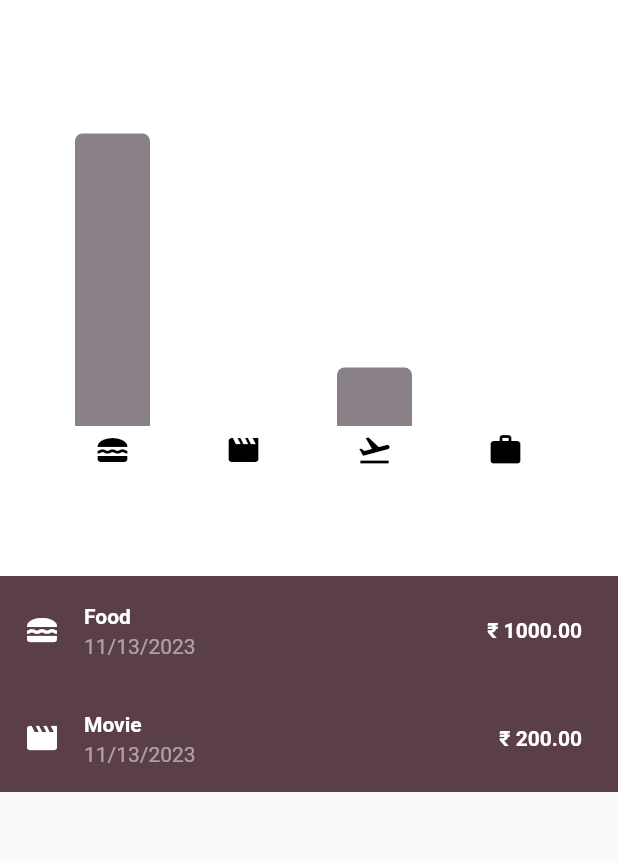
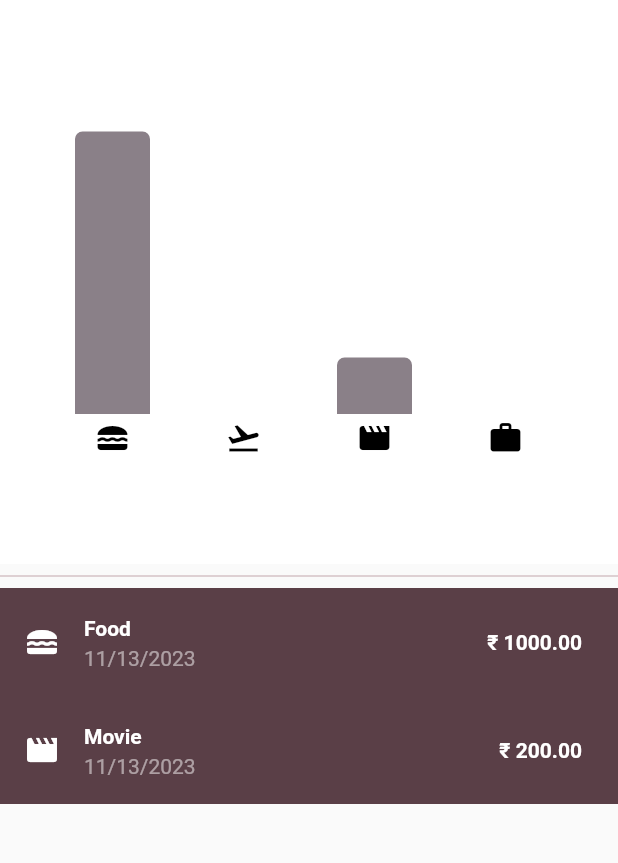
Before and after one commit to WlcmToMyRepo/ExpenseTracker, a Flutter app: the screen it shows after launch, on a phone screen of 412 x 824 dp, the part 84-947 px from its top. Run offline on Flutter 3.47's test engine with Material 2 defaults, Android fonts, the phone set to English and light mode, and no system bars; drawn by our look-alikes of fl_chart.

Commit message:
App done

```diff
--- a/lib/chart/bar_chart.dart
+++ b/lib/chart/bar_chart.dart
@@ -48,10 +48,10 @@ class ChartApp extends StatelessWidget {
         icon = catergoryIcons[Category.food];
         break;
       case 1:
-        icon = catergoryIcons[Category.leisure];
+        icon = catergoryIcons[Category.travel];
         break;
       case 2:
-        icon = catergoryIcons[Category.travel];
+        icon = catergoryIcons[Category.leisure];
       case 3:
         icon = catergoryIcons[Category.work];
         break;
--- a/lib/expenses.dart
+++ b/lib/expenses.dart
@@ -85,6 +85,7 @@ class _ExpensesState extends State<Expenses> {
       body: Column(
         children: [
           Expanded(child: ChartApp(data: expenseData)),
+          const Divider(),
           Expanded(child: content),
         ],
       ),
--- a/lib/main.dart
+++ b/lib/main.dart
@@ -16,7 +16,7 @@ void main() {
           tileColor: kDarkColorScheme.onSecondary,
           iconColor: kDarkColorScheme.primary,
           subtitleTextStyle:
-              TextStyle(color: kDarkColorScheme.onSecondary.withOpacity(.6))),
+              TextStyle(color: kDarkColorScheme.primary.withOpacity(.6))),
       textTheme: ThemeData().textTheme.copyWith(
             titleSmall: TextStyle(
               color: kDarkColorScheme.primary,
```
